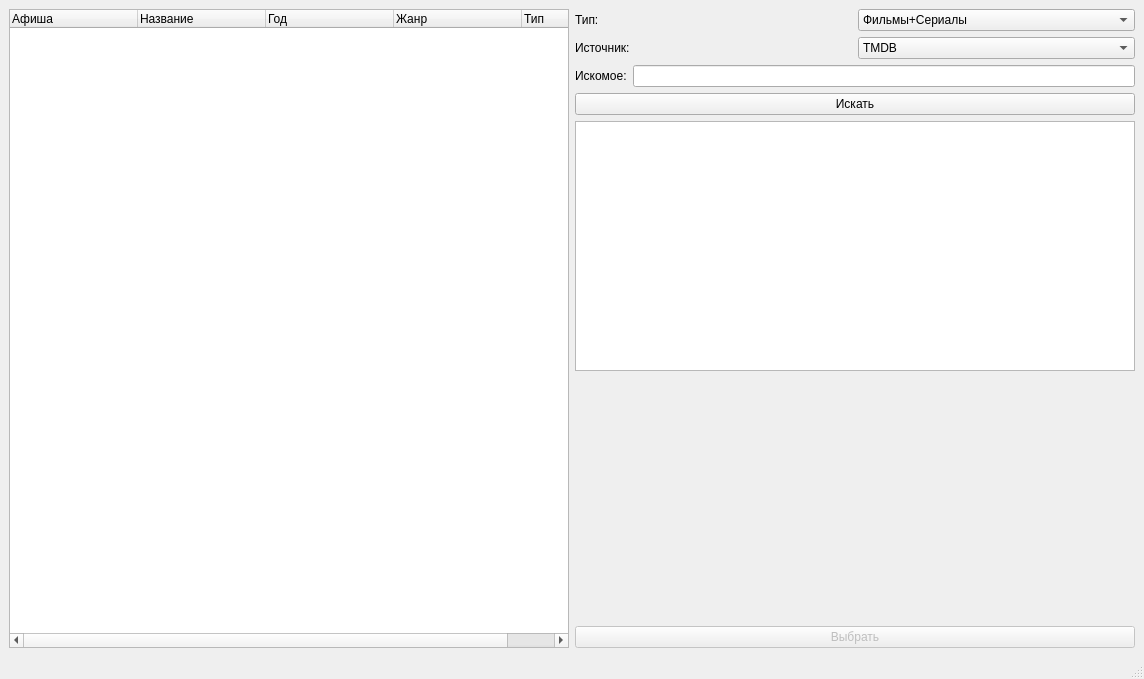
Qt form searchmedia.ui (DmitriusFalse/mediaFinder) before a commit.
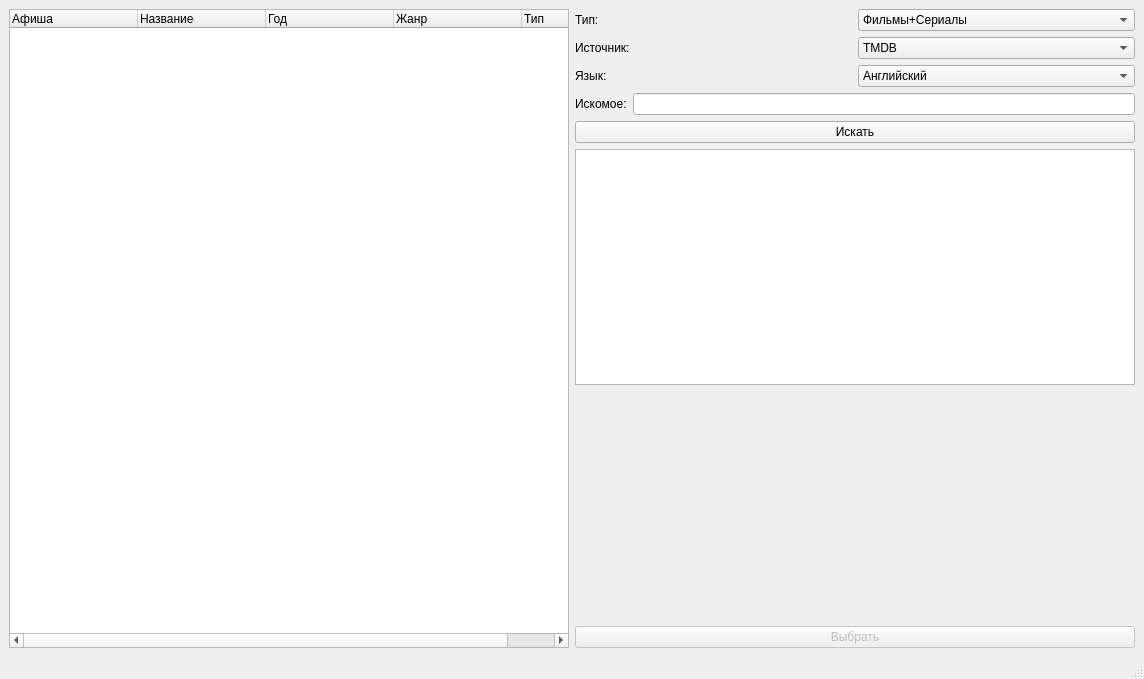
The same form after that commit.

What changed in the file:
```diff
--- a/searchmedia.ui
+++ b/searchmedia.ui
@@ -111,6 +111,31 @@
           </item>
          </layout>
         </item>
+        <item>
+         <layout class="QHBoxLayout" name="langSearchLayout">
+          <item>
+           <widget class="QLabel" name="langSearchLabel">
+            <property name="text">
+             <string>Язык:</string>
+            </property>
+           </widget>
+          </item>
+          <item>
+           <widget class="QComboBox" name="langSearchComboBox">
+            <item>
+             <property name="text">
+              <string>Английский</string>
+             </property>
+            </item>
+            <item>
+             <property name="text">
+              <string>Русский</string>
+             </property>
+            </item>
+           </widget>
+          </item>
+         </layout>
+        </item>
         <item>
          <layout class="QHBoxLayout" name="horizontalLayout_3">
           <item>
```
Left out of the diff: 2 changed lines with no effect on the pictures.
